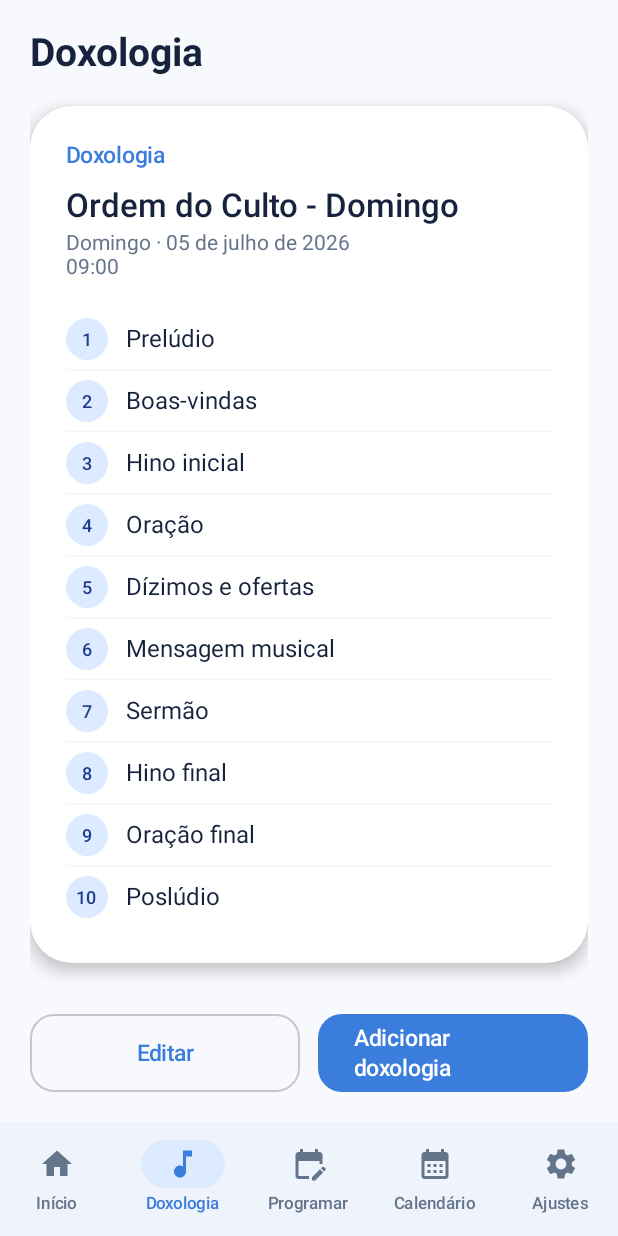
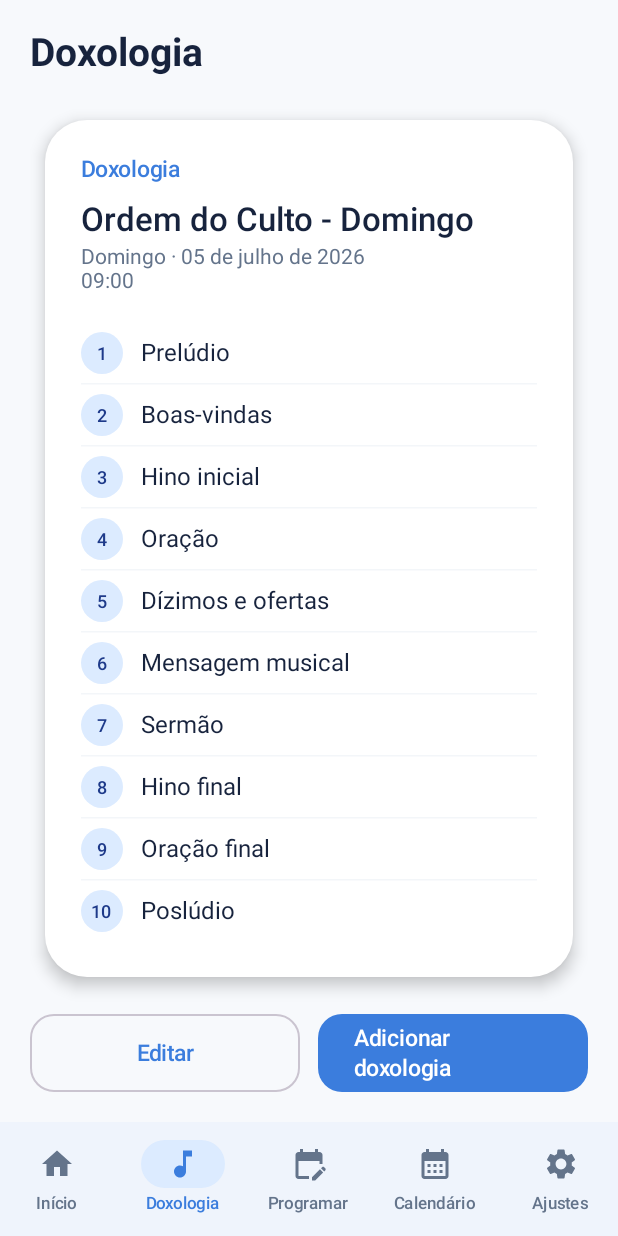
Before and after one commit to Kinshi13/Sonoplastia-Extend, an Android app built with Jetpack Compose: the DoxologyScreen screen opened through its navigation route, on a phone screen of 412 x 824 dp. Run offline under Robolectric (Android 15) with nearby library versions, the phone set to English and light mode, and no system bars; our stand-ins replace Room's generated code.

Commit message:
Corrige recorte lateral dos cards e centraliza o carrossel
O HorizontalPager preenchia exatamente a largura do container, então
a sombra do card era cortada pelas bordas da página (parecia "cortado
pela proporção"). Adiciona contentPadding lateral ao pager para dar
espaço à sombra/bordas arredondadas, com um leve espreitar do próximo
card via pageSpacing. Também centraliza o carrossel verticalmente no
espaço disponível em Início e Doxologia.

```diff
--- a/app/src/main/java/com/escalachurch/app/ui/components/CardCarousel.kt
+++ b/app/src/main/java/com/escalachurch/app/ui/components/CardCarousel.kt
@@ -5,6 +5,7 @@ import androidx.compose.foundation.background
 import androidx.compose.foundation.layout.Arrangement
 import androidx.compose.foundation.layout.Box
 import androidx.compose.foundation.layout.Column
+import androidx.compose.foundation.layout.PaddingValues
 import androidx.compose.foundation.layout.Row
 import androidx.compose.foundation.layout.fillMaxWidth
 import androidx.compose.foundation.layout.height
@@ -26,6 +27,10 @@ import androidx.compose.ui.unit.dp
  * Doxologia screens: swiping right moves to future items, swiping left goes
  * back to past ones. [initialPage] should already point at the resolved
  * "next item" index so the very first frame shows the right card.
+ *
+ * [sidePadding] insets the pager from the screen edges so the card's rounded
+ * corners and shadow always have breathing room and are never clipped by the
+ * viewport - without it, a full-bleed page reads as "cut off" at the sides.
  */
 @OptIn(ExperimentalFoundationApi::class)
 @Composable
@@ -33,6 +38,7 @@ fun <T> CardCarousel(
     items: List<T>,
     initialPage: Int,
     modifier: Modifier = Modifier,
+    sidePadding: androidx.compose.ui.unit.Dp = 10.dp,
     onPageChanged: (Int) -> Unit = {},
     pageContent: @Composable (T) -> Unit
 ) {
@@ -48,6 +54,7 @@ fun <T> CardCarousel(
         HorizontalPager(
             state = pagerState,
             modifier = Modifier.fillMaxWidth(),
+            contentPadding = PaddingValues(horizontal = sidePadding),
             pageSpacing = 16.dp
         ) { page ->
             pageContent(items[page])
--- a/app/src/main/java/com/escalachurch/app/ui/screens/doxology/DoxologyScreen.kt
+++ b/app/src/main/java/com/escalachurch/app/ui/screens/doxology/DoxologyScreen.kt
@@ -61,7 +61,10 @@ fun DoxologyScreen() {
                 PrimaryButton(text = "Adicionar doxologia", onClick = { editingTarget = DoxologyEditTarget(null) })
             }
         } else {
-            Column(modifier = Modifier.weight(1f)) {
+            Column(
+                modifier = Modifier.weight(1f).fillMaxWidth(),
+                verticalArrangement = Arrangement.Center
+            ) {
                 CardCarousel(
                     items = state.items,
                     initialPage = state.startIndex ?: 0,
--- a/app/src/main/java/com/escalachurch/app/ui/screens/home/HomeScreen.kt
+++ b/app/src/main/java/com/escalachurch/app/ui/screens/home/HomeScreen.kt
@@ -64,7 +64,10 @@ fun HomeScreen() {
                 PrimaryButton(text = "Adicionar escala", onClick = { editingTarget = EditTarget(null) })
             }
         } else {
-            Column(modifier = Modifier.weight(1f)) {
+            Column(
+                modifier = Modifier.weight(1f).fillMaxWidth(),
+                verticalArrangement = Arrangement.Center
+            ) {
                 CardCarousel(
                     items = state.scales,
                     initialPage = state.startIndex ?: 0,
```
